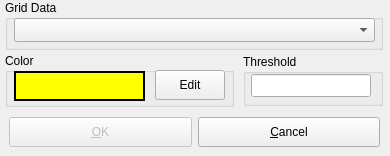
BALL-Project/ball, file source/VIEW/DIALOGS/contourSurfaceDialog.ui: the form before one commit.
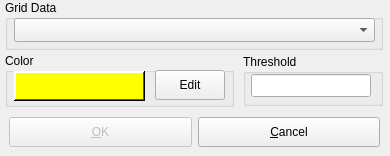
The form after the commit.

Patch:
```diff
--- a/source/VIEW/DIALOGS/contourSurfaceDialog.ui
+++ b/source/VIEW/DIALOGS/contourSurfaceDialog.ui
@@ -197,469 +197,265 @@
     <property name="palette" >
      <palette>
       <active>
-       <colorrole role="WindowText" >
-        <brush brushstyle="SolidPattern" >
-         <color alpha="255" >
-          <red>255</red>
-          <green>255</green>
-          <blue>0</blue>
-         </color>
-        </brush>
-       </colorrole>
-       <colorrole role="Button" >
-        <brush brushstyle="SolidPattern" >
-         <color alpha="255" >
+       <color>
           <red>0</red>
           <green>0</green>
           <blue>0</blue>
          </color>
-        </brush>
-       </colorrole>
-       <colorrole role="Light" >
-        <brush brushstyle="SolidPattern" >
-         <color alpha="255" >
-          <red>0</red>
-          <green>0</green>
-          <blue>0</blue>
-         </color>
-        </brush>
-       </colorrole>
-       <colorrole role="Midlight" >
-        <brush brushstyle="SolidPattern" >
-         <color alpha="255" >
-          <red>0</red>
-          <green>0</green>
-          <blue>0</blue>
-         </color>
-        </brush>
-       </colorrole>
-       <colorrole role="Dark" >
-        <brush brushstyle="SolidPattern" >
-         <color alpha="255" >
-          <red>0</red>
-          <green>0</green>
-          <blue>0</blue>
-         </color>
-        </brush>
-       </colorrole>
-       <colorrole role="Mid" >
-        <brush brushstyle="SolidPattern" >
-         <color alpha="255" >
-          <red>0</red>
-          <green>0</green>
-          <blue>0</blue>
-         </color>
-        </brush>
-       </colorrole>
-       <colorrole role="Text" >
-        <brush brushstyle="SolidPattern" >
-         <color alpha="255" >
-          <red>0</red>
-          <green>0</green>
-          <blue>0</blue>
-         </color>
-        </brush>
-       </colorrole>
-       <colorrole role="BrightText" >
-        <brush brushstyle="SolidPattern" >
-         <color alpha="255" >
+       <color>
+        <red>221</red>
+        <green>223</green>
+        <blue>228</blue>
+       </color>
+       <color>
+        <red>255</red>
+        <green>255</green>
+        <blue>255</blue>
+       </color>
+       <color>
+        <red>255</red>
+        <green>255</green>
+        <blue>255</blue>
+       </color>
+       <color>
+        <red>85</red>
+        <green>85</green>
+        <blue>85</blue>
+       </color>
+       <color>
+        <red>199</red>
+        <green>199</green>
+        <blue>199</blue>
+       </color>
+       <color>
           <red>0</red>
           <green>0</green>
           <blue>0</blue>
          </color>
-        </brush>
-       </colorrole>
-       <colorrole role="ButtonText" >
-        <brush brushstyle="SolidPattern" >
-         <color alpha="255" >
-          <red>0</red>
-          <green>0</green>
-          <blue>0</blue>
-         </color>
-        </brush>
-       </colorrole>
-       <colorrole role="Base" >
-        <brush brushstyle="SolidPattern" >
-         <color alpha="255" >
+       <color>
+        <red>255</red>
+        <green>255</green>
+        <blue>255</blue>
+       </color>
+       <color>
           <red>0</red>
           <green>0</green>
           <blue>0</blue>
          </color>
-        </brush>
-       </colorrole>
-       <colorrole role="Window" >
-        <brush brushstyle="SolidPattern" >
-         <color alpha="255" >
+       <color>
           <red>255</red>
           <green>255</green>
-          <blue>0</blue>
-         </color>
-        </brush>
-       </colorrole>
-       <colorrole role="Shadow" >
-        <brush brushstyle="SolidPattern" >
-         <color alpha="255" >
-          <red>0</red>
-          <green>0</green>
+        <blue>255</blue>
+       </color>
+       <color>
+        <red>255</red>
+        <green>255</green>
           <blue>0</blue>
          </color>
-        </brush>
-       </colorrole>
-       <colorrole role="Highlight" >
-        <brush brushstyle="SolidPattern" >
-         <color alpha="255" >
+       <color>
           <red>0</red>
           <green>0</green>
           <blue>0</blue>
          </color>
-        </brush>
-       </colorrole>
-       <colorrole role="HighlightedText" >
-        <brush brushstyle="SolidPattern" >
-         <color alpha="255" >
-          <red>0</red>
-          <green>0</green>
-          <blue>0</blue>
-         </color>
-        </brush>
-       </colorrole>
-       <colorrole role="Link" >
-        <brush brushstyle="SolidPattern" >
-         <color alpha="255" >
-          <red>0</red>
-          <green>0</green>
-          <blue>0</blue>
-         </color>
-        </brush>
-       </colorrole>
-       <colorrole role="LinkVisited" >
-        <brush brushstyle="SolidPattern" >
-         <color alpha="255" >
+       <color>
+        <red>103</red>
+        <green>141</green>
+        <blue>178</blue>
+       </color>
+       <color>
+        <red>255</red>
+        <green>255</green>
+        <blue>255</blue>
+       </color>
+       <color>
           <red>0</red>
           <green>0</green>
-          <blue>0</blue>
-         </color>
-        </brush>
-       </colorrole>
-       <colorrole role="AlternateBase" >
-        <brush brushstyle="SolidPattern" >
-         <color alpha="255" >
+        <blue>238</blue>
+       </color>
+       <color>
+        <red>82</red>
+        <green>24</green>
+        <blue>139</blue>
+       </color>
+       <color>
           <red>232</red>
           <green>232</green>
           <blue>232</blue>
          </color>
-        </brush>
-       </colorrole>
       </active>
       <inactive>
-       <colorrole role="WindowText" >
-        <brush brushstyle="SolidPattern" >
-         <color alpha="255" >
-          <red>255</red>
-          <green>255</green>
-          <blue>0</blue>
-         </color>
-        </brush>
-       </colorrole>
-       <colorrole role="Button" >
-        <brush brushstyle="SolidPattern" >
-         <color alpha="255" >
+       <color>
           <red>0</red>
           <green>0</green>
           <blue>0</blue>
          </color>
-        </brush>
-       </colorrole>
-       <colorrole role="Light" >
-        <brush brushstyle="SolidPattern" >
-         <color alpha="255" >
-          <red>0</red>
-          <green>0</green>
-          <blue>0</blue>
-         </color>
-        </brush>
-       </colorrole>
-       <colorrole role="Midlight" >
-        <brush brushstyle="SolidPattern" >
-         <color alpha="255" >
-          <red>0</red>
-          <green>0</green>
-          <blue>0</blue>
-         </color>
-        </brush>
-       </colorrole>
-       <colorrole role="Dark" >
-        <brush brushstyle="SolidPattern" >
-         <color alpha="255" >
-          <red>0</red>
-          <green>0</green>
-          <blue>0</blue>
-         </color>
-        </brush>
-       </colorrole>
-       <colorrole role="Mid" >
-        <brush brushstyle="SolidPattern" >
-         <color alpha="255" >
-          <red>0</red>
-          <green>0</green>
-          <blue>0</blue>
-         </color>
-        </brush>
-       </colorrole>
-       <colorrole role="Text" >
-        <brush brushstyle="SolidPattern" >
-         <color alpha="255" >
-          <red>0</red>
-          <green>0</green>
-          <blue>0</blue>
-         </color>
-        </brush>
-       </colorrole>
-       <colorrole role="BrightText" >
-        <brush brushstyle="SolidPattern" >
-         <color alpha="255" >
+       <color>
+        <red>221</red>
+        <green>223</green>
+        <blue>228</blue>
+       </color>
+       <color>
+        <red>255</red>
+        <green>255</green>
+        <blue>255</blue>
+       </color>
+       <color>
+        <red>255</red>
+        <green>255</green>
+        <blue>255</blue>
+       </color>
+       <color>
+        <red>85</red>
+        <green>85</green>
+        <blue>85</blue>
+       </color>
+       <color>
+        <red>199</red>
+        <green>199</green>
+        <blue>199</blue>
+       </color>
+       <color>
           <red>0</red>
           <green>0</green>
           <blue>0</blue>
          </color>
-        </brush>
-       </colorrole>
-       <colorrole role="ButtonText" >
-        <brush brushstyle="SolidPattern" >
-         <color alpha="255" >
-          <red>0</red>
-          <green>0</green>
-          <blue>0</blue>
-         </color>
-        </brush>
-       </colorrole>
-       <colorrole role="Base" >
-        <brush brushstyle="SolidPattern" >
-         <color alpha="255" >
+       <color>
+        <red>255</red>
+        <green>255</green>
+        <blue>255</blue>
+       </color>
+       <color>
           <red>0</red>
           <green>0</green>
           <blue>0</blue>
          </color>
-        </brush>
-       </colorrole>
-       <colorrole role="Window" >
-        <brush brushstyle="SolidPattern" >
-         <color alpha="255" >
+       <color>
           <red>255</red>
           <green>255</green>
-          <blue>0</blue>
-         </color>
-        </brush>
-       </colorrole>
-       <colorrole role="Shadow" >
-        <brush brushstyle="SolidPattern" >
-         <color alpha="255" >
-          <red>0</red>
-          <green>0</green>
+        <blue>255</blue>
+       </color>
+       <color>
+        <red>255</red>
+        <green>255</green>
           <blue>0</blue>
          </color>
-        </brush>
-       </colorrole>
-       <colorrole role="Highlight" >
-        <brush brushstyle="SolidPattern" >
-         <color alpha="255" >
+       <color>
           <red>0</red>
           <green>0</green>
           <blue>0</blue>
          </color>
-        </brush>
-       </colorrole>
-       <colorrole role="HighlightedText" >
-        <brush brushstyle="SolidPattern" >
-         <color alpha="255" >
-          <red>0</red>
-          <green>0</green>
-          <blue>0</blue>
-         </color>
-        </brush>
-       </colorrole>
-       <colorrole role="Link" >
-        <brush brushstyle="SolidPattern" >
-         <color alpha="255" >
-          <red>0</red>
-          <green>0</green>
-          <blue>0</blue>
-         </color>
-        </brush>
-       </colorrole>
-       <colorrole role="LinkVisited" >
-        <brush brushstyle="SolidPattern" >
-         <color alpha="255" >
+       <color>
+        <red>103</red>
+        <green>141</green>
+        <blue>178</blue>
+       </color>
+       <color>
+        <red>255</red>
+        <green>255</green>
+        <blue>255</blue>
+       </color>
+       <color>
           <red>0</red>
           <green>0</green>
-          <blue>0</blue>
-         </color>
-        </brush>
-       </colorrole>
-       <colorrole role="AlternateBase" >
-        <brush brushstyle="SolidPattern" >
-         <color alpha="255" >
+        <blue>238</blue>
+       </color>
+       <color>
+        <red>82</red>
+        <green>24</green>
+        <blue>139</blue>
+       </color>
+       <color>
           <red>232</red>
           <green>232</green>
           <blue>232</blue>
          </color>
-        </brush>
-       </colorrole>
       </inactive>
       <disabled>
-       <colorrole role="WindowText" >
-        <brush brushstyle="SolidPattern" >
-         <color alpha="255" >
+       <color>
+        <red>128</red>
+        <green>128</green>
+        <blue>128</blue>
+       </color>
+       <color>
+        <red>221</red>
+        <green>223</green>
+        <blue>228</blue>
+       </color>
+       <color>
           <red>255</red>
           <green>255</green>
-          <blue>0</blue>
-         </color>
-        </brush>
-       </colorrole>
-       <colorrole role="Button" >
-        <brush brushstyle="SolidPattern" >
-         <color alpha="255" >
-          <red>0</red>
-          <green>0</green>
-          <blue>0</blue>
-         </color>
-        </brush>
-       </colorrole>
-       <colorrole role="Light" >
-        <brush brushstyle="SolidPattern" >
-         <color alpha="255" >
-          <red>0</red>
-          <green>0</green>
-          <blue>0</blue>
-         </color>
-        </brush>
-       </colorrole>
-       <colorrole role="Midlight" >
-        <brush brushstyle="SolidPattern" >
-         <color alpha="255" >
-          <red>0</red>
-          <green>0</green>
-          <blue>0</blue>
-         </color>
-        </brush>
-       </colorrole>
-       <colorrole role="Dark" >
-        <brush brushstyle="SolidPattern" >
-         <color alpha="255" >
-          <red>0</red>
-          <green>0</green>
-          <blue>0</blue>
-         </color>
-        </brush>
-       </colorrole>
-       <colorrole role="Mid" >
-        <brush brushstyle="SolidPattern" >
-         <color alpha="255" >
-          <red>0</red>
-          <green>0</green>
-          <blue>0</blue>
-         </color>
-        </brush>
-       </colorrole>
-       <colorrole role="Text" >
-        <brush brushstyle="SolidPattern" >
-         <color alpha="255" >
-          <red>0</red>
-          <green>0</green>
-          <blue>0</blue>
-         </color>
-        </brush>
-       </colorrole>
-       <colorrole role="BrightText" >
-        <brush brushstyle="SolidPattern" >
-         <color alpha="255" >
-          <red>0</red>
-          <green>0</green>
+        <blue>255</blue>
+       </color>
+       <color>
+        <red>255</red>
+        <green>255</green>
+        <blue>255</blue>
+       </color>
+       <color>
+        <red>85</red>
+        <green>85</green>
+        <blue>85</blue>
+       </color>
+       <color>
+        <red>199</red>
+        <green>199</green>
+        <blue>199</blue>
+       </color>
+       <color>
+        <red>199</red>
+        <green>199</green>
+        <blue>199</blue>
+       </color>
+       <color>
+        <red>255</red>
+        <green>255</green>
+        <blue>255</blue>
+       </color>
+       <color>
+        <red>128</red>
+        <green>128</green>
+        <blue>128</blue>
+       </color>
+       <color>
+        <red>255</red>
+        <green>255</green>
           <blue>0</blue>
          </color>
-        </brush>
-       </colorrole>
-       <colorrole role="ButtonText" >
-        <brush brushstyle="SolidPattern" >
-         <color alpha="255" >
-          <red>0</red>
-          <green>0</green>
-          <blue>0</blue>
-         </color>
-        </brush>
-       </colorrole>
-       <colorrole role="Base" >
-        <brush brushstyle="SolidPattern" >
-         <color alpha="255" >
-          <red>0</red>
-          <green>0</green>
-          <blue>0</blue>
-         </color>
-        </brush>
-       </colorrole>
-       <colorrole role="Window" >
-        <brush brushstyle="SolidPattern" >
-         <color alpha="255" >
+       <color>
           <red>255</red>
           <green>255</green>
           <blue>0</blue>
          </color>
-        </brush>
-       </colorrole>
-       <colorrole role="Shadow" >
-        <brush brushstyle="SolidPattern" >
-         <color alpha="255" >
+       <color>
           <red>0</red>
           <green>0</green>
           <blue>0</blue>
          </color>
-        </brush>
-       </colorrole>
-       <colorrole role="Highlight" >
-        <brush brushstyle="SolidPattern" >
-         <color alpha="255" >
-          <red>0</red>
-          <green>0</green>
-          <blue>0</blue>
-         </color>
-        </brush>
-       </colorrole>
-       <colorrole role="HighlightedText" >
-        <brush brushstyle="SolidPattern" >
-         <color alpha="255" >
-          <red>0</red>
-          <green>0</green>
-          <blue>0</blue>
-         </color>
-        </brush>
-       </colorrole>
-       <colorrole role="Link" >
-        <brush brushstyle="SolidPattern" >
-         <color alpha="255" >
+       <color>
+        <red>86</red>
+        <green>117</green>
+        <blue>148</blue>
+       </color>
+       <color>
+        <red>255</red>
+        <green>255</green>
+        <blue>255</blue>
+       </color>
+       <color>
           <red>0</red>
           <green>0</green>
-          <blue>0</blue>
-         </color>
-        </brush>
-       </colorrole>
-       <colorrole role="LinkVisited" >
-        <brush brushstyle="SolidPattern" >
-         <color alpha="255" >
-          <red>0</red>
-          <green>0</green>
-          <blue>0</blue>
-         </color>
-        </brush>
-       </colorrole>
-       <colorrole role="AlternateBase" >
-        <brush brushstyle="SolidPattern" >
-         <color alpha="255" >
+        <blue>238</blue>
+       </color>
+       <color>
+        <red>82</red>
+        <green>24</green>
+        <blue>139</blue>
+       </color>
+       <color>
           <red>232</red>
           <green>232</green>
           <blue>232</blue>
          </color>
-        </brush>
-       </colorrole>
       </disabled>
      </palette>
     </property>
```
Left out of the diff: 4 changed lines with no effect on the pictures. Lines whose indentation alone changed are shown as unchanged.
